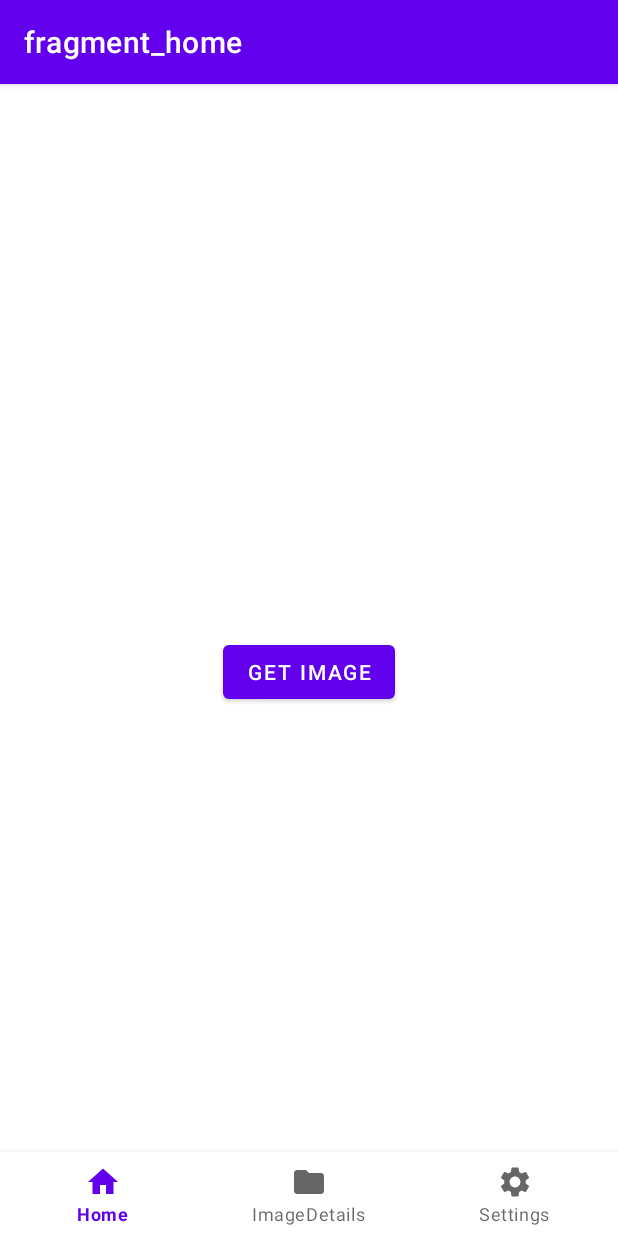
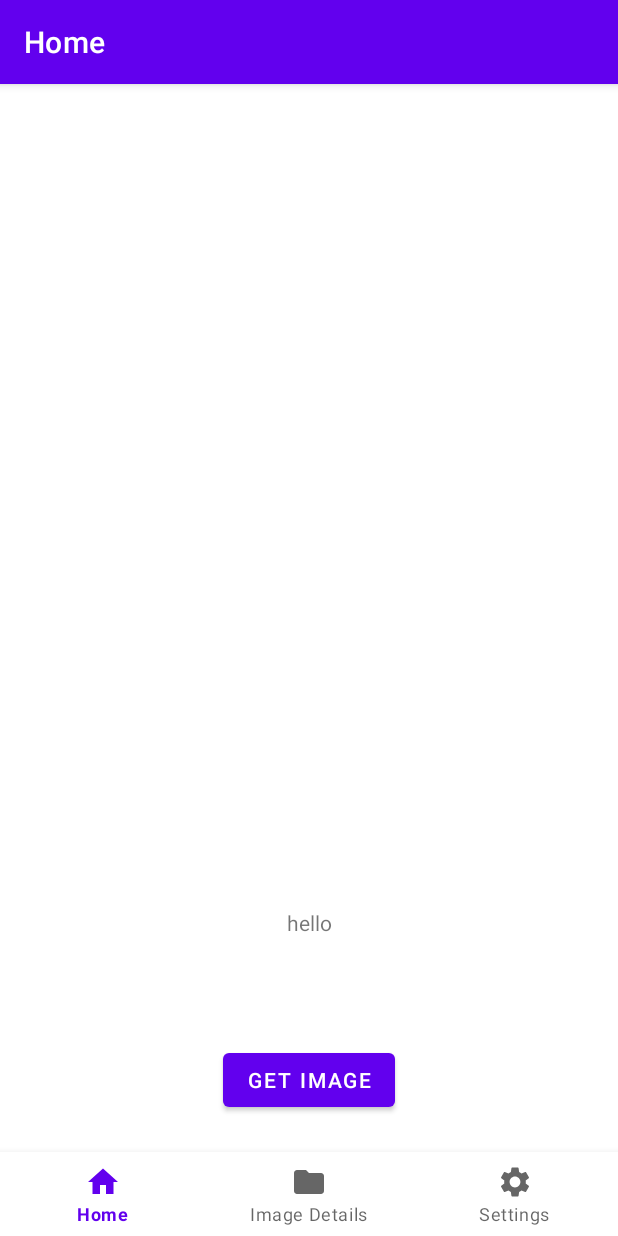
Before and after one commit to aminechaabini/NASAImageryAndroidApp, an Android app: the screen it shows after launch (MainActivity), after a tap on "GET IMAGE", on a phone screen of 412 x 824 dp. Run offline under Robolectric (Android 15) with nearby library versions, the phone set to English and light mode, and no system bars; our stand-ins replace navigation-ui; pictures from the network do not load.

```diff
--- a/app/src/main/java/com/example/nasaimagery/MainActivity.kt
+++ b/app/src/main/java/com/example/nasaimagery/MainActivity.kt
@@ -25,7 +25,7 @@ private lateinit var binding: ActivityMainBinding
         // Passing each menu ID as a set of Ids because each
         // menu should be considered as top level destinations.
         val appBarConfiguration = AppBarConfiguration(setOf(
-            R.id.homeFragment, R.id.settingsFragment, R.id.savedImagesFragment))
+            R.id.homeFragment, R.id.settingsFragment, R.id.imageDetailsFragment))
         setupActionBarWithNavController(navController, appBarConfiguration)
         navView.setupWithNavController(navController)
     }
--- a/app/src/main/java/com/example/nasaimagery/data/network/APODApi.kt
+++ b/app/src/main/java/com/example/nasaimagery/data/network/APODApi.kt
@@ -8,7 +8,11 @@ interface APODApi {
 
     @GET("/planetary/apod")
     fun getResult(
-        @Query("api_key") apiKey: String,
+        @Query("api_key") api_key: String,
         @Query("date") date: String
     ): Call<Result>
+    @GET("/planetary/apod")
+    fun getResultTodaysDate(
+        @Query("api_key") api_key: String,
+    ): Call<Result>
 }
--- a/app/src/main/java/com/example/nasaimagery/data/network/RetrofitHelper.kt
+++ b/app/src/main/java/com/example/nasaimagery/data/network/RetrofitHelper.kt
@@ -5,7 +5,7 @@ import retrofit2.converter.gson.GsonConverterFactory
 
 object RetrofitHelper {
 
-    private const val baseUrL = "https://api.nasa.gov/planetary/apod"
+    private const val baseUrL = "https://api.nasa.gov"
 
     private val retrofit = Retrofit.Builder().baseUrl(baseUrL)
             .addConverterFactory(GsonConverterFactory.create())
--- a/app/src/main/java/com/example/nasaimagery/ui/home/HomeFragment.kt
+++ b/app/src/main/java/com/example/nasaimagery/ui/HomeFragment.kt
@@ -1,16 +1,13 @@
-package com.example.nasaimagery.ui.home
+package com.example.nasaimagery.ui
 
 import android.os.Bundle
 import android.view.LayoutInflater
 import android.view.View
 import android.view.ViewGroup
-import android.widget.TextView
 import androidx.fragment.app.Fragment
-import androidx.fragment.app.viewModels
 import androidx.lifecycle.Observer
 import androidx.lifecycle.ViewModelProvider
 import com.bumptech.glide.Glide
-import com.example.nasaimagery.R
 import com.example.nasaimagery.databinding.FragmentHomeBinding
 
 class HomeFragment : Fragment() {
@@ -18,30 +15,31 @@ class HomeFragment : Fragment() {
 private var _binding: FragmentHomeBinding? = null
   // This property is only valid between onCreateView and
   // onDestroyView.
-  private val binding get() = _binding!!
+  private val binding get() = _binding
 
-    val viewModel: HomeViewModel by viewModels()
-    lateinit var date: String
+    //val viewModel: HomeViewModel by viewModels()
+    var date: String = ""
 
-  override fun onCreateView(
+    override fun onCreateView(
     inflater: LayoutInflater,
     container: ViewGroup?,
     savedInstanceState: Bundle?
   ): View {
 
     _binding = FragmentHomeBinding.inflate(inflater, container, false)
-    val root: View = binding.root
+    val root: View = binding!!.root
     return root
   }
 
     override fun onViewCreated(view: View, savedInstanceState: Bundle?) {
         super.onViewCreated(view, savedInstanceState)
-        viewModel.image.observe(viewLifecycleOwner, Observer { result ->
+        val viewModel = ViewModelProvider(requireActivity()).get(SharedViewModel::class.java)
+        viewModel.result.observe(viewLifecycleOwner, Observer { result ->
             result?.let {
-                _binding?.title?.text= result.title
+                _binding!!.title.text= result.title
                 Glide.with(requireContext())
                     .load(result.url)
-                    .into(binding.image)
+                    .into(_binding!!.image)
             }
 
         })
@@ -50,9 +48,12 @@ private var _binding: FragmentHomeBinding? = null
                 date = _selectedDate
             }
         })
-        binding.button.setOnClickListener{
+
+        _binding!!.button.setOnClickListener{
+            if(date.isNotEmpty()){
                 viewModel.getResult("DEMO_KEY", date)
-
+            }
+            else viewModel.getResultTodaysDate("DEMO_KEY")
         }
     }
 
--- /dev/null
+++ b/app/src/main/java/com/example/nasaimagery/ui/SharedViewModel.kt
@@ -0,0 +1,53 @@
+package com.example.nasaimagery.ui
+
+import android.util.Log
+import androidx.lifecycle.LiveData
+import androidx.lifecycle.MutableLiveData
+import androidx.lifecycle.ViewModel
+import com.example.nasaimagery.data.network.Result
+import com.example.nasaimagery.data.network.RetrofitHelper
+import retrofit2.Call
+import retrofit2.Callback
+import retrofit2.Response
+
+class SharedViewModel : ViewModel(){
+    private val _result = MutableLiveData<Result>()
+    val result: LiveData<Result> = _result
+    private val _selectedDate = MutableLiveData<String>()
+    val selectedDate: LiveData<String> = _selectedDate
+    fun getResult(api_key: String, date: String) {
+        RetrofitHelper.retrofitService.getResult(api_key, date).enqueue(object : Callback<Result> {
+            override fun onResponse(call: Call<Result>, response: Response<Result>) {
+                if (response.isSuccessful) {
+                    _result.value = response.body()
+                }
+            }
+
+            override fun onFailure(call: Call<Result>, t: Throwable) {
+                Log.d("tag", t.message.toString())
+            }
+        }
+        )
+    }
+    fun getResultTodaysDate(api_key: String) {
+        RetrofitHelper.retrofitService.getResultTodaysDate(api_key).enqueue(object :
+            Callback<Result> {
+            override fun onResponse(call: Call<Result>, response: Response<Result>) {
+                if (response.isSuccessful) {
+                    _result.value = response.body()
+                }
+            }
+
+            override fun onFailure(call: Call<Result>, t: Throwable) {
+                Log.d("tag", t.message.toString())
+            }
+        }
+        )
+    }
+    public fun setDate(date: String) {
+        _selectedDate.value = date
+    }
+//    fun getSelectedDate(date: String){
+//        setDate(date)
+//    }
+}
--- a/app/src/main/java/com/example/nasaimagery/ui/home/HomeViewModel.kt
+++ /dev/null
@@ -1,36 +0,0 @@
-package com.example.nasaimagery.ui.home
-
-import android.util.Log
-import androidx.lifecycle.LiveData
-import androidx.lifecycle.MutableLiveData
-import androidx.lifecycle.ViewModel
-import com.example.nasaimagery.data.network.Result
-import com.example.nasaimagery.data.network.RetrofitHelper
-import retrofit2.Call
-import retrofit2.Callback
-import retrofit2.Response
-
-class HomeViewModel : ViewModel() {
-
-    private val result = MutableLiveData<Result>()
-    val image: LiveData<Result> = result
-    private val _selectedDate = MutableLiveData<String>()
-    val selectedDate: LiveData<String> = _selectedDate
-    fun getResult(key: String, date: String) {
-        RetrofitHelper.retrofitService.getResult(key, date).enqueue(object : Callback<Result> {
-            override fun onResponse(call: Call<Result>, response: Response<Result>) {
-                if (response.isSuccessful) {
-                    result.value = response.body()
-                }
-            }
-
-            override fun onFailure(call: Call<Result>, t: Throwable) {
-                Log.d("tag", t.message.toString())
-            }
-        }
-        )
-    }
-    fun setDate(date: String) {
-        _selectedDate.value = date
-    }
-}
--- a/app/src/main/res/layout/fragment_home.xml
+++ b/app/src/main/res/layout/fragment_home.xml
@@ -1,45 +1,42 @@
 <?xml version="1.0" encoding="utf-8"?>
-<androidx.constraintlayout.widget.ConstraintLayout
-    xmlns:android="http://schemas.android.com/apk/res/android"
+<androidx.constraintlayout.widget.ConstraintLayout xmlns:android="http://schemas.android.com/apk/res/android"
     xmlns:app="http://schemas.android.com/apk/res-auto"
     xmlns:tools="http://schemas.android.com/tools"
     android:layout_width="match_parent"
     android:layout_height="match_parent"
-    tools:context=".ui.home.HomeFragment" >
+    tools:context=".ui.HomeFragment">
 
 
     <Button
         android:id="@+id/button"
         android:layout_width="wrap_content"
         android:layout_height="wrap_content"
-        android:layout_marginBottom="60dp"
+        android:layout_marginBottom="80dp"
         android:text="Get image"
         app:layout_constraintBottom_toBottomOf="parent"
         app:layout_constraintEnd_toEndOf="parent"
-        app:layout_constraintStart_toStartOf="parent"
-        app:layout_constraintTop_toBottomOf="@+id/title" />
+        app:layout_constraintStart_toStartOf="parent" />
 
     <ImageView
         android:id="@+id/image"
         android:layout_width="match_parent"
         android:layout_height="254dp"
         android:layout_marginTop="4dp"
-        app:layout_constraintBottom_toTopOf="@+id/title"
-        app:layout_constraintEnd_toEndOf="parent"
+        app:layout_constraintBottom_toTopOf="@+id/button"
+        app:layout_constraintStart_toEndOf="parent"
         app:layout_constraintStart_toStartOf="parent"
         app:layout_constraintTop_toTopOf="parent"
-        app:layout_constraintVertical_bias="0.634"
         tools:src="@tools:sample/avatars" />
 
     <TextView
         android:id="@+id/title"
         android:layout_width="wrap_content"
         android:layout_height="wrap_content"
-        android:text=""
+        android:text="hello"
+        app:layout_constraintBottom_toTopOf="@+id/button"
         app:layout_constraintEnd_toEndOf="parent"
-        app:layout_constraintHorizontal_bias="0.498"
         app:layout_constraintStart_toStartOf="parent"
-        tools:layout_editor_absoluteY="438dp" />
+        app:layout_constraintTop_toBottomOf="@+id/image" />
 
 
 </androidx.constraintlayout.widget.ConstraintLayout>
--- a/app/src/main/res/layout/fragment_image_details.xml
+++ b/app/src/main/res/layout/fragment_image_details.xml
@@ -5,7 +5,7 @@
     xmlns:tools="http://schemas.android.com/tools"
     android:layout_width="match_parent"
     android:layout_height="match_parent"
-    tools:context=".ui.imagedetails.ImageDetailsFragment" >
+    tools:context=".ui.ImageDetailsFragment" >
 
     <TextView
         android:id="@+id/title"
--- a/app/src/main/res/layout/fragment_settings.xml
+++ b/app/src/main/res/layout/fragment_settings.xml
@@ -5,7 +5,7 @@
     xmlns:tools="http://schemas.android.com/tools"
     android:layout_width="match_parent"
     android:layout_height="match_parent"
-    tools:context=".ui.settings.SettingsFragment" >
+    tools:context=".ui.SettingsFragment" >
 
 
     <CalendarView
--- a/app/src/main/res/menu/bottom_nav_menu.xml
+++ b/app/src/main/res/menu/bottom_nav_menu.xml
@@ -11,7 +11,7 @@
         android:layout_width="wrap_content"
         android:layout_height="wrap_content"
         android:icon="@drawable/baseline_folder_24"
-        android:title="ImageDetails" />
+        android:title="Image Details" />
     <item
         android:id="@+id/settingsFragment"
         android:layout_width="wrap_content"
--- a/app/src/main/res/navigation/mobile_navigation.xml
+++ b/app/src/main/res/navigation/mobile_navigation.xml
@@ -6,17 +6,17 @@
     app:startDestination="@id/homeFragment">
     <fragment
         android:id="@+id/homeFragment"
-        android:name="com.example.nasaimagery.ui.home.HomeFragment"
-        android:label="fragment_home"
+        android:name="com.example.nasaimagery.ui.HomeFragment"
+        android:label="Home"
         tools:layout="@layout/fragment_home" />
     <fragment
+        android:id="@+id/imageDetailsFragment"
+        android:name="com.example.nasaimagery.ui.ImageDetailsFragment"
+        android:label="ImageDetails"
+        tools:layout="@layout/fragment_image_details" />
+    <fragment
         android:id="@+id/settingsFragment"
-        android:name="com.example.nasaimagery.ui.settings.SettingsFragment"
-        android:label="fragment_settings"
+        android:name="com.example.nasaimagery.ui.SettingsFragment"
+        android:label="Settings"
         tools:layout="@layout/fragment_settings" />
-    <fragment
-        android:id="@+id/savedImagesFragment"
-        android:name="com.example.nasaimagery.ui.imagedetails.ImageDetailsFragment"
-        android:label="fragment_image_details"
-        tools:layout="@layout/fragment_image_details" />
 </navigation>
```
Also changed, not shown: app/src/main/java/com/example/nasaimagery/ui/ImageDetailsFragment.kt (renamed from app/src/main/java/com/example/nasaimagery/ui/imagedetails/ImageDetailsFragment.kt, +3 -17 lines), app/src/main/java/com/example/nasaimagery/ui/SettingsFragment.kt (renamed from app/src/main/java/com/example/nasaimagery/ui/settings/SettingsFragment.kt, +6 -10 lines), app/src/main/java/com/example/nasaimagery/ui/imagedetails/ImageDetailsViewModel.kt (deleted, +0 -13 lines), app/src/main/java/com/example/nasaimagery/ui/settings/SettingsViewModel.kt (deleted, +0 -13 lines).
